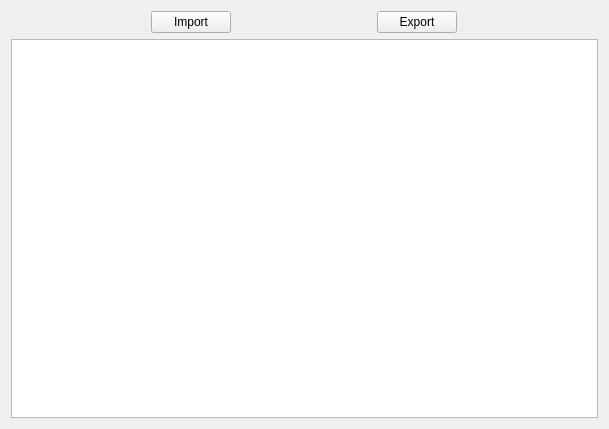
The window that WWplot/ui/table.ui (wwmm/wwplot) describes before a commit, drawn with Qt 5.
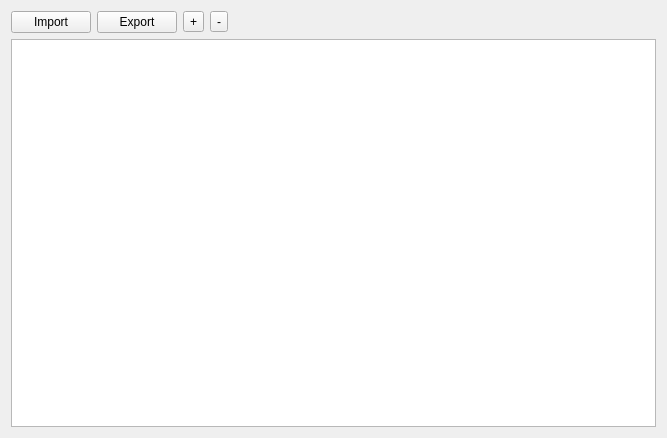
The same window after the commit.

```diff
--- a/WWplot/ui/table.ui
+++ b/WWplot/ui/table.ui
@@ -6,8 +6,8 @@
    <rect>
     <x>0</x>
     <y>0</y>
-    <width>609</width>
-    <height>429</height>
+    <width>667</width>
+    <height>438</height>
    </rect>
   </property>
   <property name="sizePolicy">
@@ -20,9 +20,17 @@
    <string>Form</string>
   </property>
   <layout class="QGridLayout" name="gridLayout">
+   <item row="1" column="0" colspan="5">
+    <widget class="QTableView" name="table_view"/>
+   </item>
+   <item row="0" column="3">
+    <widget class="QToolButton" name="button_remove_row">
+     <property name="text">
+      <string>-</string>
+     </property>
+    </widget>
+   </item>
    <item row="0" column="0">
-    <layout class="QHBoxLayout" name="horizontalLayout">
-     <item>
       <widget class="QPushButton" name="button_import">
        <property name="sizePolicy">
         <sizepolicy hsizetype="Fixed" vsizetype="Fixed">
@@ -35,7 +43,7 @@
        </property>
       </widget>
      </item>
-     <item>
+   <item row="0" column="1">
       <widget class="QPushButton" name="button_export">
        <property name="sizePolicy">
         <sizepolicy hsizetype="Fixed" vsizetype="Fixed">
@@ -48,10 +56,12 @@
        </property>
       </widget>
      </item>
-    </layout>
-   </item>
-   <item row="3" column="0">
-    <widget class="QTableView" name="table_view"/>
+   <item row="0" column="2">
+    <widget class="QToolButton" name="button_add_row">
+     <property name="text">
+      <string>+</string>
+     </property>
+    </widget>
    </item>
   </layout>
  </widget>
```
Lines whose indentation alone changed are shown as unchanged.
